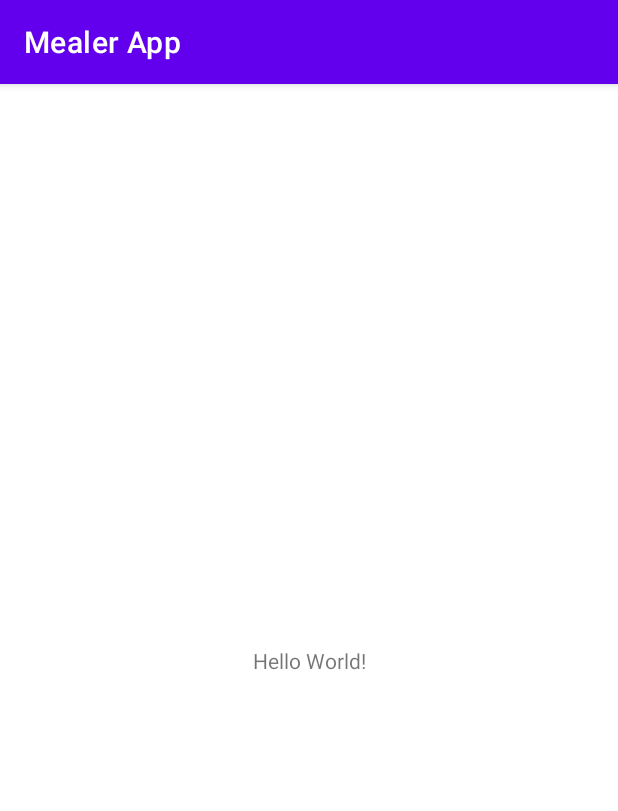
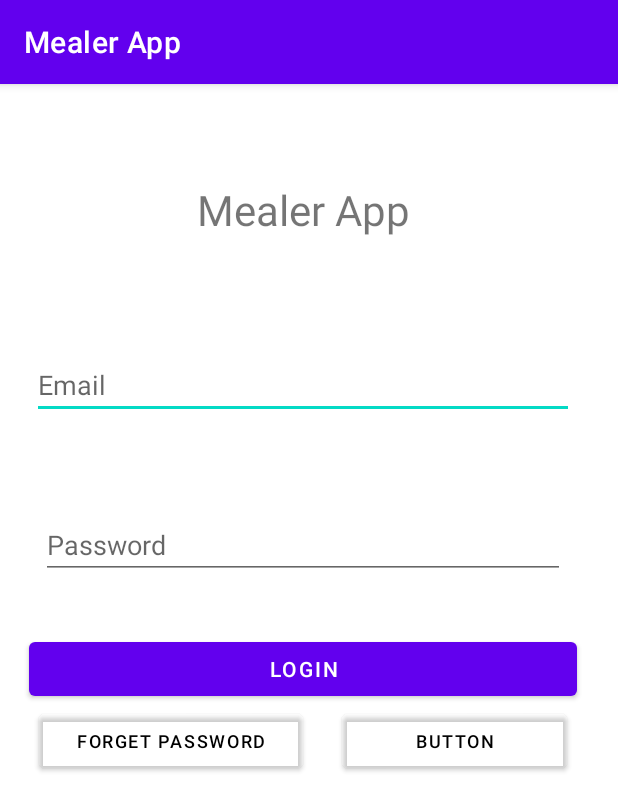
Before and after one commit to uOttawaSEGA2022/project-group-27, an Android app: the screen it shows after launch (MainActivity), on a phone screen of 412 x 824 dp. Shown: the top 811 px of the screen. Run offline under Robolectric (Android 15) with nearby library versions, the phone set to English and light mode, and no system bars.

Commit message:
Created Main Activity log in screen

```diff
--- a/app/src/main/res/layout/activity_main.xml
+++ b/app/src/main/res/layout/activity_main.xml
@@ -6,13 +6,96 @@
     android:layout_height="match_parent"
     tools:context=".MainActivity">
 
-    <TextView
-        android:layout_width="wrap_content"
-        android:layout_height="wrap_content"
-        android:text="Hello World!"
-        app:layout_constraintBottom_toBottomOf="parent"
-        app:layout_constraintEnd_toEndOf="parent"
-        app:layout_constraintStart_toStartOf="parent"
-        app:layout_constraintTop_toTopOf="parent" />
+    <LinearLayout
+        android:layout_width="404dp"
+        android:layout_height="506dp"
+        android:gravity="center"
+        android:orientation="vertical"
+        tools:layout_editor_absoluteX="1dp"
+        tools:layout_editor_absoluteY="83dp">
 
+        <TextView
+            android:id="@+id/textView2"
+            android:layout_width="match_parent"
+            android:layout_height="90dp"
+            android:gravity="center"
+            android:text="Mealer App"
+            android:textAlignment="center"
+            android:textSize="28sp" />
+
+        <Space
+            android:layout_width="match_parent"
+            android:layout_height="49dp" />
+
+        <EditText
+            android:id="@+id/editTextTextEmailAddress"
+            android:layout_width="361dp"
+            android:layout_height="wrap_content"
+            android:ems="10"
+            android:hint="Email"
+            android:inputType="textEmailAddress" />
+
+        <Space
+            android:layout_width="match_parent"
+            android:layout_height="61dp" />
+
+        <EditText
+            android:id="@+id/editTextTextPassword"
+            android:layout_width="349dp"
+            android:layout_height="wrap_content"
+            android:ems="10"
+            android:hint="Password"
+            android:inputType="textPassword" />
+
+        <Space
+            android:layout_width="match_parent"
+            android:layout_height="36dp" />
+
+        <Button
+            android:id="@+id/button"
+            android:layout_width="365dp"
+            android:layout_height="wrap_content"
+            android:text="Login" />
+
+        <LinearLayout
+            android:layout_width="match_parent"
+            android:layout_height="53dp"
+            android:orientation="horizontal">
+
+            <Space
+                android:layout_width="wrap_content"
+                android:layout_height="wrap_content"
+                android:layout_weight="1" />
+
+            <Button
+                android:id="@+id/button3"
+                android:layout_width="150dp"
+                android:layout_height="wrap_content"
+                android:layout_weight="1"
+                android:backgroundTint="#00FF0202"
+                android:text="Forget Password"
+                android:textColor="@color/black"
+                android:textSize="12sp" />
+
+            <Space
+                android:layout_width="wrap_content"
+                android:layout_height="wrap_content"
+                android:layout_weight="1" />
+
+            <Button
+                android:layout_width="150dp"
+                android:layout_height="wrap_content"
+                android:backgroundTint="#00FFFFFF"
+                android:text="Button"
+                android:textColor="@color/black"
+                android:textSize="12sp" />
+
+            <Space
+                android:layout_width="wrap_content"
+                android:layout_height="wrap_content"
+                android:layout_weight="1" />
+
+        </LinearLayout>
+
+    </LinearLayout>
 </androidx.constraintlayout.widget.ConstraintLayout>
```
